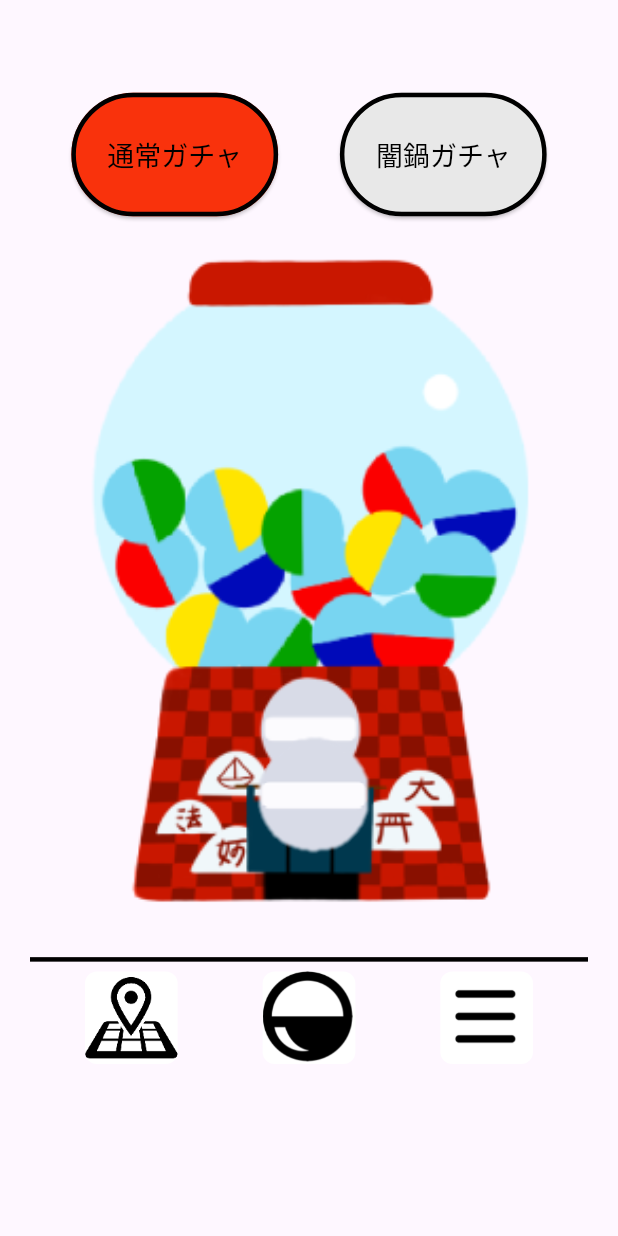
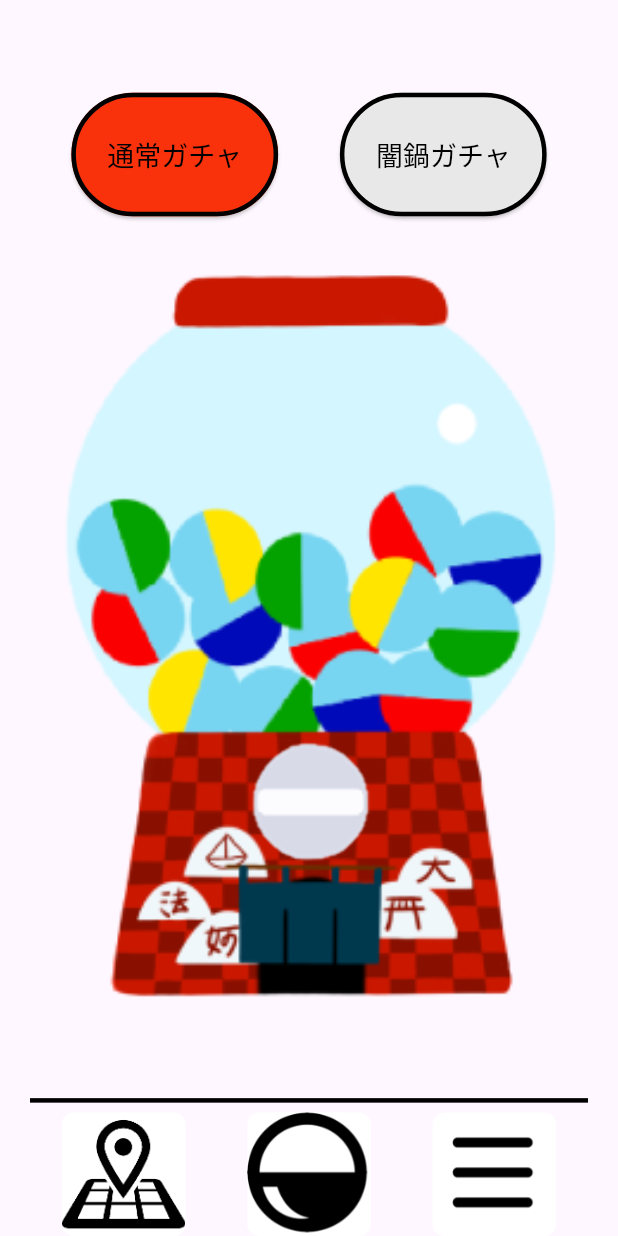
Before and after one commit to simeiro/amanojaku, a Flutter app: the DarkGotchaPage screen opened by its route, on a phone screen of 412 x 824 dp. Run offline on Flutter 3.47's test engine with Material 2 defaults, Android fonts, the phone set to English and light mode, and no system bars; our stand-ins replace csv, google_fonts, google_maps_flutter.

Commit message:
fix: paddingをmarginに修正
デバイスによって表示が変わるのを修正しました。

```diff
--- a/lib/dark_gotcha_page.dart
+++ b/lib/dark_gotcha_page.dart
@@ -76,25 +76,32 @@ class DarkGotchaPage extends StatelessWidget {
 
             Stack(
               children: <Widget>[
+
                 Container(// 通常ガチャ本体
-                  padding: EdgeInsets.only(
-                      top: sizes.height * 0.015,
+                  margin: EdgeInsets.only(
+                      top: sizes.height * 0.025,
                       bottom: sizes.height * 0.02),
-                  width: sizes.width * 0.75,
-                  child: Image.asset(
-                    'images/normal_gacha.png',
-                    fit: BoxFit.fill,
-                  ),
+                  width: double.infinity,
+                  height: sizes.height * 0.625,
+                  child: FittedBox(
+                    fit: BoxFit.contain,
+                    child:
+                    Image.asset('images/normal_gacha.png',),
+                  )
                 ),
-                Container(
-                  padding: EdgeInsets.only(
-                    top: sizes.height * 0.41,
-                    left: sizes.width * 0.26
-                  ),
-                child: Image.asset(
-                  'images/button.png',
+                Container(// button
+                  margin: EdgeInsets.only(
+                      top: sizes.height * 0.025,
+                      bottom: sizes.height * 0.02),
+
+                  width: double.infinity,
+                  height: sizes.height * 0.625,
+                  child: FittedBox(
+                    fit: BoxFit.contain,
+                    child:
+                    Image.asset('images/button.png',),
+                  )
                 ),
-                )
               ],
             ),
 
@@ -110,9 +117,9 @@ class DarkGotchaPage extends StatelessWidget {
             // ),
           ],
         ),
-        // Expanded(
-        //   child: Container(), // 空のコンテナでスペースを占有
-        // ),
+        Expanded(
+          child: Container(), // 空のコンテナでスペースを占有
+        ),
 
         const Divider(
           // アイコンの区切り線
@@ -131,8 +138,8 @@ class DarkGotchaPage extends StatelessWidget {
             mainAxisAlignment: MainAxisAlignment.spaceEvenly,
             children: [
               Container(
-                width: sizes.width * 0.15,
-                height: sizes.width * 0.15,
+                width: sizes.height * 0.1,
+                height: sizes.height * 0.1,
                 decoration: BoxDecoration(
                   color: Colors.white,
                   borderRadius: BorderRadius.circular(8.0),
@@ -153,8 +160,8 @@ class DarkGotchaPage extends StatelessWidget {
               ),
               Container(
                 // ガチャのアイコン
-                width: sizes.width * 0.15,
-                height: sizes.width * 0.15,
+                width: sizes.height * 0.1,
+                height: sizes.height * 0.1,
                 decoration: BoxDecoration(
                   color: Colors.white,
                   borderRadius: BorderRadius.circular(8.0),
@@ -175,8 +182,8 @@ class DarkGotchaPage extends StatelessWidget {
               ),
               Container(
                 // 設定画面のアイコン
-                width: sizes.width * 0.15,
-                height: sizes.width * 0.15,
+                width: sizes.height * 0.1,
+                height: sizes.height * 0.1,
                 decoration: BoxDecoration(
                   color: Colors.white,
                   borderRadius: BorderRadius.circular(8.0),
```
Also changed, not shown: lib/main.dart (+21 -16 lines), lib/setting_page.dart (+9 -6 lines), images/button.png, pubspec.lock, 6 other files.
